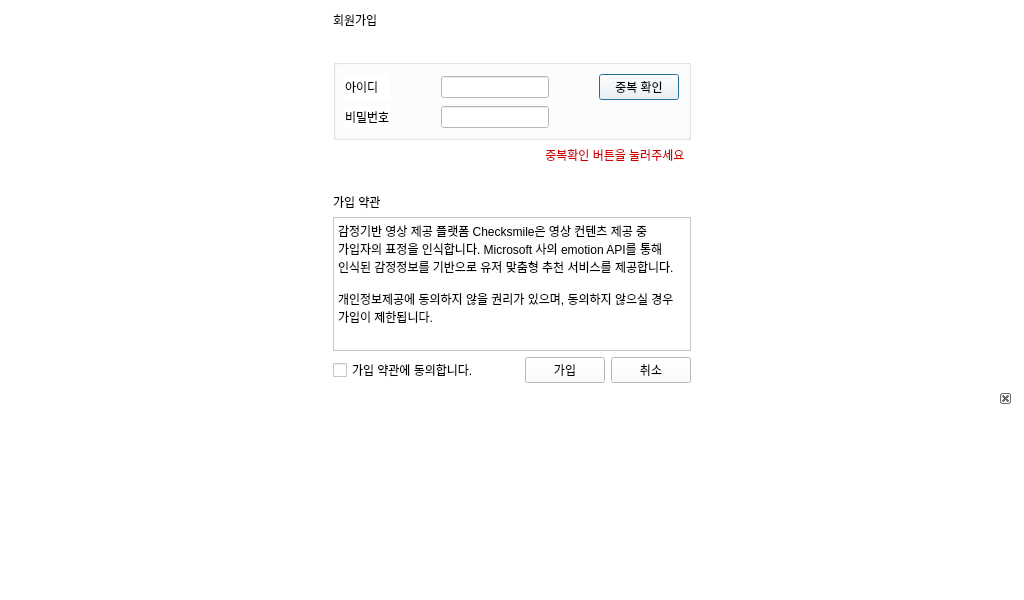
This is signupdialog.ui in sheong2/checksmile as Qt 5 draws it before an edit. The edited form follows.
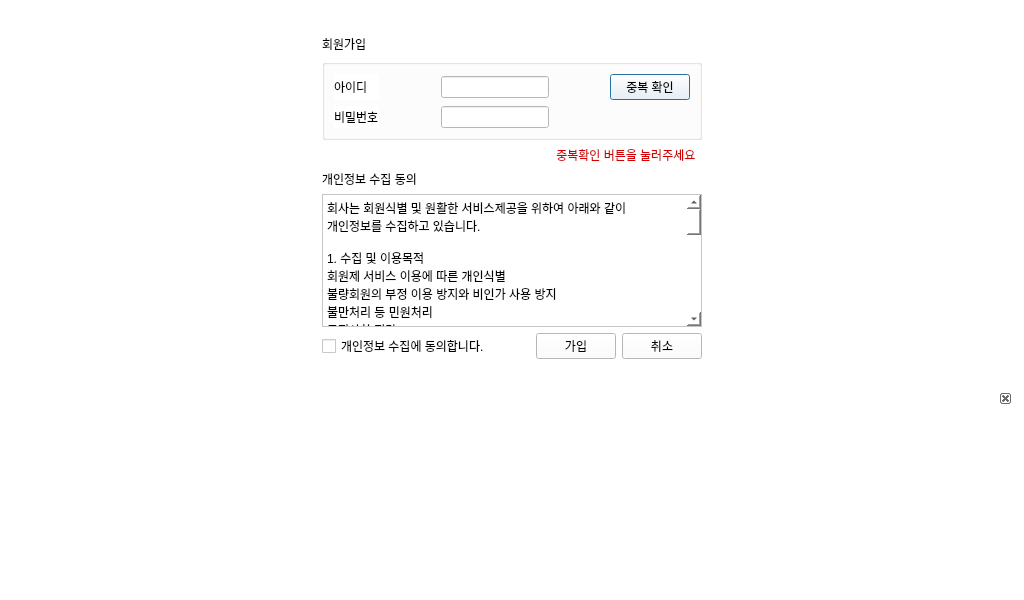
This is the edited form. Custom widgets are drawn as their Qt base class.

```diff
--- a/signupdialog.ui
+++ b/signupdialog.ui
@@ -29,19 +29,6 @@
        </property>
       </widget>
      </item>
-     <item>
-      <spacer name="verticalSpacer">
-       <property name="orientation">
-        <enum>Qt::Vertical</enum>
-       </property>
-       <property name="sizeHint" stdset="0">
-        <size>
-         <width>20</width>
-         <height>40</height>
-        </size>
-       </property>
-      </spacer>
-     </item>
      <item>
       <widget class="QGroupBox" name="groupBox_2">
        <property name="sizePolicy">
@@ -149,19 +136,6 @@
        </property>
       </widget>
      </item>
-     <item>
-      <spacer name="verticalSpacer_2">
-       <property name="orientation">
-        <enum>Qt::Vertical</enum>
-       </property>
-       <property name="sizeHint" stdset="0">
-        <size>
-         <width>20</width>
-         <height>40</height>
-        </size>
-       </property>
-      </spacer>
-     </item>
      <item>
       <layout class="QVBoxLayout" name="verticalLayout">
        <item>
@@ -170,7 +144,7 @@
           <string notr="true">font: 12pt &quot;Sans Serif&quot;;</string>
          </property>
          <property name="text">
-          <string>가입 약관</string>
+          <string>개인정보 수집 동의</string>
          </property>
         </widget>
        </item>
@@ -194,14 +168,54 @@
            <height>150</height>
           </size>
          </property>
+         <property name="styleSheet">
+          <string notr="true">font: 11pt &quot;Sans Serif&quot;;</string>
+         </property>
          <property name="html">
           <string>&lt;!DOCTYPE HTML PUBLIC &quot;-//W3C//DTD HTML 4.0//EN&quot; &quot;http://www.w3.org/TR/REC-html40/strict.dtd&quot;&gt;
 &lt;html&gt;&lt;head&gt;&lt;meta name=&quot;qrichtext&quot; content=&quot;1&quot; /&gt;&lt;style type=&quot;text/css&quot;&gt;
 p, li { white-space: pre-wrap; }
-&lt;/style&gt;&lt;/head&gt;&lt;body style=&quot; font-family:'Sans Serif'; font-size:9pt; font-weight:400; font-style:normal;&quot;&gt;
-&lt;p style=&quot; margin-top:0px; margin-bottom:0px; margin-left:0px; margin-right:0px; -qt-block-indent:0; text-indent:0px;&quot;&gt;감정기반 영상 제공 플랫폼 Checksmile은 영상 컨텐츠 제공 중 가입자의 표정을 인식합니다. Microsoft 사의 emotion API를 통해 인식된 감정정보를 기반으로 유저 맞춤형 추천 서비스를 제공합니다.&lt;/p&gt;
-&lt;p style=&quot;-qt-paragraph-type:empty; margin-top:0px; margin-bottom:0px; margin-left:0px; margin-right:0px; -qt-block-indent:0; text-indent:0px;&quot;&gt;&lt;br /&gt;&lt;/p&gt;
-&lt;p style=&quot; margin-top:0px; margin-bottom:0px; margin-left:0px; margin-right:0px; -qt-block-indent:0; text-indent:0px;&quot;&gt;개인정보제공에 동의하지 않을 권리가 있으며, 동의하지 않으실 경우 가입이 제한됩니다.&lt;/p&gt;&lt;/body&gt;&lt;/html&gt;</string>
+&lt;/style&gt;&lt;/head&gt;&lt;body style=&quot; font-family:'Sans Serif'; font-size:11pt; font-weight:400; font-style:normal;&quot;&gt;
+&lt;p style=&quot; margin-top:0px; margin-bottom:0px; margin-left:0px; margin-right:0px; -qt-block-indent:0; text-indent:0px;&quot;&gt;&lt;span style=&quot; font-size:9pt;&quot;&gt;회사는 회원식별 및 원활한 서비스제공을 위하여 아래와 같이 개인정보를 수집하고 있습니다.&lt;/span&gt;&lt;/p&gt;
+&lt;p style=&quot;-qt-paragraph-type:empty; margin-top:0px; margin-bottom:0px; margin-left:0px; margin-right:0px; -qt-block-indent:0; text-indent:0px; font-size:9pt;&quot;&gt;&lt;br /&gt;&lt;/p&gt;
+&lt;p style=&quot; margin-top:0px; margin-bottom:0px; margin-left:0px; margin-right:0px; -qt-block-indent:0; text-indent:0px;&quot;&gt;&lt;span style=&quot; font-size:9pt;&quot;&gt;1. 수집 및 이용목적&lt;/span&gt;&lt;/p&gt;
+&lt;p style=&quot; margin-top:0px; margin-bottom:0px; margin-left:0px; margin-right:0px; -qt-block-indent:0; text-indent:0px;&quot;&gt;&lt;span style=&quot; font-size:9pt;&quot;&gt;회원제 서비스 이용에 따른 개인식별&lt;/span&gt;&lt;/p&gt;
+&lt;p style=&quot; margin-top:0px; margin-bottom:0px; margin-left:0px; margin-right:0px; -qt-block-indent:0; text-indent:0px;&quot;&gt;&lt;span style=&quot; font-size:9pt;&quot;&gt;불량회원의 부정 이용 방지와 비인가 사용 방지&lt;/span&gt;&lt;/p&gt;
+&lt;p style=&quot; margin-top:0px; margin-bottom:0px; margin-left:0px; margin-right:0px; -qt-block-indent:0; text-indent:0px;&quot;&gt;&lt;span style=&quot; font-size:9pt;&quot;&gt;불만처리 등 민원처리&lt;/span&gt;&lt;/p&gt;
+&lt;p style=&quot; margin-top:0px; margin-bottom:0px; margin-left:0px; margin-right:0px; -qt-block-indent:0; text-indent:0px;&quot;&gt;&lt;span style=&quot; font-size:9pt;&quot;&gt;고지사항 전달&lt;/span&gt;&lt;/p&gt;
+&lt;p style=&quot;-qt-paragraph-type:empty; margin-top:0px; margin-bottom:0px; margin-left:0px; margin-right:0px; -qt-block-indent:0; text-indent:0px; font-size:9pt;&quot;&gt;&lt;br /&gt;&lt;/p&gt;
+&lt;p style=&quot; margin-top:0px; margin-bottom:0px; margin-left:0px; margin-right:0px; -qt-block-indent:0; text-indent:0px;&quot;&gt;&lt;span style=&quot; font-size:9pt;&quot;&gt;2. 수집항목&lt;/span&gt;&lt;/p&gt;
+&lt;p style=&quot; margin-top:0px; margin-bottom:0px; margin-left:0px; margin-right:0px; -qt-block-indent:0; text-indent:0px;&quot;&gt;&lt;span style=&quot; font-size:9pt;&quot;&gt;본 사이트는 회원에게만 제공되는 컨텐츠를 접근하는 경우에 한하여 회원가입을 통해 신청자에 관한 개인정보를 일부 수집하고 있습니다.&lt;/span&gt;&lt;/p&gt;
+&lt;p style=&quot; margin-top:0px; margin-bottom:0px; margin-left:0px; margin-right:0px; -qt-block-indent:0; text-indent:0px;&quot;&gt;&lt;span style=&quot; font-size:9pt;&quot;&gt;회사는 회원가입, 서비스 신청 등을 위해 아래와 같은 개인정보를 수집하고 있습니다.&lt;/span&gt;&lt;/p&gt;
+&lt;p style=&quot; margin-top:0px; margin-bottom:0px; margin-left:0px; margin-right:0px; -qt-block-indent:0; text-indent:0px;&quot;&gt;&lt;span style=&quot; font-size:9pt;&quot;&gt;수집정보 : 아이디, 비밀번호&lt;/span&gt;&lt;/p&gt;
+&lt;p style=&quot; margin-top:0px; margin-bottom:0px; margin-left:0px; margin-right:0px; -qt-block-indent:0; text-indent:0px;&quot;&gt;&lt;span style=&quot; font-size:9pt;&quot;&gt;또한, 서비스 이용과정이나 사업처리 과정에서 아래와 같은 정보들이 생성되어 수집될 수 있습니다.&lt;/span&gt;&lt;/p&gt;
+&lt;p style=&quot; margin-top:0px; margin-bottom:0px; margin-left:0px; margin-right:0px; -qt-block-indent:0; text-indent:0px;&quot;&gt;&lt;span style=&quot; font-size:9pt;&quot;&gt;- 서비스 이용기록, 접속로그, 카메라캡쳐사진&lt;/span&gt;&lt;/p&gt;
+&lt;p style=&quot; margin-top:0px; margin-bottom:0px; margin-left:0px; margin-right:0px; -qt-block-indent:0; text-indent:0px;&quot;&gt;&lt;span style=&quot; font-size:9pt;&quot;&gt;- 회사에서는 어떠한 정보도 원활한 서비스 제공 목적 이외의 용도로 사용하지 않습니다.&lt;/span&gt;&lt;/p&gt;
+&lt;p style=&quot; margin-top:0px; margin-bottom:0px; margin-left:0px; margin-right:0px; -qt-block-indent:0; text-indent:0px;&quot;&gt;&lt;span style=&quot; font-size:9pt;&quot;&gt;- 카메라캡쳐사진은 Microsoft 사의 emotion API로 전송됩니다. Microsoft 사로 전송된 사진의 데이터 관리는 해당 사의 정책을 따릅니다.&lt;/span&gt;&lt;/p&gt;
+&lt;p style=&quot;-qt-paragraph-type:empty; margin-top:0px; margin-bottom:0px; margin-left:0px; margin-right:0px; -qt-block-indent:0; text-indent:0px; font-size:9pt;&quot;&gt;&lt;br /&gt;&lt;/p&gt;
+&lt;p style=&quot; margin-top:0px; margin-bottom:0px; margin-left:0px; margin-right:0px; -qt-block-indent:0; text-indent:0px;&quot;&gt;&lt;span style=&quot; font-size:9pt;&quot;&gt;3. 수집한 개인정보의 보유ㆍ이용기간&lt;/span&gt;&lt;/p&gt;
+&lt;p style=&quot; margin-top:0px; margin-bottom:0px; margin-left:0px; margin-right:0px; -qt-block-indent:0; text-indent:0px;&quot;&gt;&lt;span style=&quot; font-size:9pt;&quot;&gt;회사는 서비스 제공을 위해 개인정보를 수집 및 저장하며, 회원 탈퇴시에는 지체없이 파기합니다.&lt;/span&gt;&lt;/p&gt;
+&lt;p style=&quot;-qt-paragraph-type:empty; margin-top:0px; margin-bottom:0px; margin-left:0px; margin-right:0px; -qt-block-indent:0; text-indent:0px; font-size:9pt;&quot;&gt;&lt;br /&gt;&lt;/p&gt;
+&lt;p style=&quot; margin-top:0px; margin-bottom:0px; margin-left:0px; margin-right:0px; -qt-block-indent:0; text-indent:0px;&quot;&gt;&lt;span style=&quot; font-size:9pt;&quot;&gt;개인정보수집에 동의하지 않으실 경우, 가입이 제한될 수 있습니다.&lt;/span&gt;&lt;/p&gt;
+&lt;p style=&quot;-qt-paragraph-type:empty; margin-top:0px; margin-bottom:0px; margin-left:0px; margin-right:0px; -qt-block-indent:0; text-indent:0px; font-size:9pt;&quot;&gt;&lt;br /&gt;&lt;/p&gt;
+&lt;p style=&quot;-qt-paragraph-type:empty; margin-top:0px; margin-bottom:0px; margin-left:0px; margin-right:0px; -qt-block-indent:0; text-indent:0px; font-size:9pt;&quot;&gt;&lt;br /&gt;&lt;/p&gt;
+&lt;p style=&quot;-qt-paragraph-type:empty; margin-top:0px; margin-bottom:0px; margin-left:0px; margin-right:0px; -qt-block-indent:0; text-indent:0px; font-size:9pt;&quot;&gt;&lt;br /&gt;&lt;/p&gt;
+&lt;p style=&quot;-qt-paragraph-type:empty; margin-top:0px; margin-bottom:0px; margin-left:0px; margin-right:0px; -qt-block-indent:0; text-indent:0px; font-size:9pt;&quot;&gt;&lt;br /&gt;&lt;/p&gt;
+&lt;p style=&quot;-qt-paragraph-type:empty; margin-top:0px; margin-bottom:0px; margin-left:0px; margin-right:0px; -qt-block-indent:0; text-indent:0px; font-size:9pt;&quot;&gt;&lt;br /&gt;&lt;/p&gt;
+&lt;p style=&quot;-qt-paragraph-type:empty; margin-top:0px; margin-bottom:0px; margin-left:0px; margin-right:0px; -qt-block-indent:0; text-indent:0px; font-size:9pt;&quot;&gt;&lt;br /&gt;&lt;/p&gt;
+&lt;p style=&quot;-qt-paragraph-type:empty; margin-top:0px; margin-bottom:0px; margin-left:0px; margin-right:0px; -qt-block-indent:0; text-indent:0px; font-size:9pt;&quot;&gt;&lt;br /&gt;&lt;/p&gt;
+&lt;p style=&quot;-qt-paragraph-type:empty; margin-top:0px; margin-bottom:0px; margin-left:0px; margin-right:0px; -qt-block-indent:0; text-indent:0px; font-size:9pt;&quot;&gt;&lt;br /&gt;&lt;/p&gt;
+&lt;p style=&quot;-qt-paragraph-type:empty; margin-top:0px; margin-bottom:0px; margin-left:0px; margin-right:0px; -qt-block-indent:0; text-indent:0px; font-size:9pt;&quot;&gt;&lt;br /&gt;&lt;/p&gt;
+&lt;p style=&quot;-qt-paragraph-type:empty; margin-top:0px; margin-bottom:0px; margin-left:0px; margin-right:0px; -qt-block-indent:0; text-indent:0px; font-size:9pt;&quot;&gt;&lt;br /&gt;&lt;/p&gt;
+&lt;p style=&quot;-qt-paragraph-type:empty; margin-top:0px; margin-bottom:0px; margin-left:0px; margin-right:0px; -qt-block-indent:0; text-indent:0px; font-size:9pt;&quot;&gt;&lt;br /&gt;&lt;/p&gt;
+&lt;p style=&quot;-qt-paragraph-type:empty; margin-top:0px; margin-bottom:0px; margin-left:0px; margin-right:0px; -qt-block-indent:0; text-indent:0px; font-size:9pt;&quot;&gt;&lt;br /&gt;&lt;/p&gt;
+&lt;p style=&quot;-qt-paragraph-type:empty; margin-top:0px; margin-bottom:0px; margin-left:0px; margin-right:0px; -qt-block-indent:0; text-indent:0px; font-size:9pt;&quot;&gt;&lt;br /&gt;&lt;/p&gt;
+&lt;p style=&quot; margin-top:0px; margin-bottom:0px; margin-left:0px; margin-right:0px; -qt-block-indent:0; text-indent:0px;&quot;&gt;&lt;span style=&quot; font-size:9pt;&quot;&gt;&amp;lt;자매품&amp;gt;&lt;/span&gt;&lt;/p&gt;
+&lt;p style=&quot;-qt-paragraph-type:empty; margin-top:0px; margin-bottom:0px; margin-left:0px; margin-right:0px; -qt-block-indent:0; text-indent:0px; font-size:9pt;&quot;&gt;&lt;br /&gt;&lt;/p&gt;
+&lt;p style=&quot; margin-top:0px; margin-bottom:0px; margin-left:0px; margin-right:0px; -qt-block-indent:0; text-indent:0px;&quot;&gt;&lt;span style=&quot; font-size:9pt;&quot;&gt;최고의 서비스&lt;/span&gt;&lt;/p&gt;
+&lt;p style=&quot; margin-top:0px; margin-bottom:0px; margin-left:0px; margin-right:0px; -qt-block-indent:0; text-indent:0px;&quot;&gt;&lt;span style=&quot; font-size:9pt;&quot;&gt;재미있는 콘텐츠&lt;/span&gt;&lt;/p&gt;
+&lt;p style=&quot; margin-top:0px; margin-bottom:0px; margin-left:0px; margin-right:0px; -qt-block-indent:0; text-indent:0px;&quot;&gt;&lt;span style=&quot; font-size:9pt;&quot;&gt;은석이네 Walkey!&lt;/span&gt;&lt;/p&gt;
+&lt;p style=&quot;-qt-paragraph-type:empty; margin-top:0px; margin-bottom:0px; margin-left:0px; margin-right:0px; -qt-block-indent:0; text-indent:0px; font-size:9pt;&quot;&gt;&lt;br /&gt;&lt;/p&gt;&lt;/body&gt;&lt;/html&gt;</string>
          </property>
         </widget>
        </item>
@@ -210,7 +224,7 @@
          <item>
           <widget class="QCheckBox" name="CheckAgree">
            <property name="text">
-            <string>가입 약관에 동의합니다.</string>
+            <string>개인정보 수집에 동의합니다.</string>
            </property>
            <property name="tristate">
             <bool>false</bool>
```
